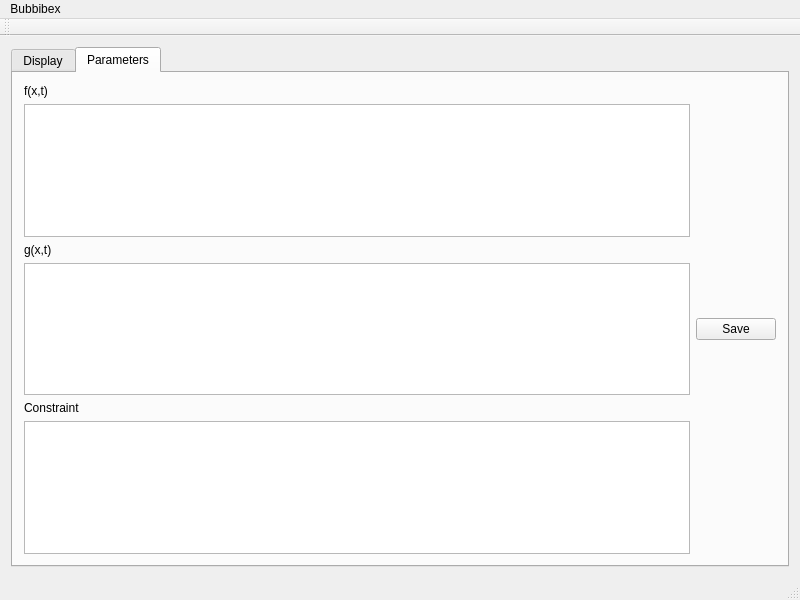
This is mainwindow.ui in msis/bubbibex as Qt 5 draws it before an edit. The edited form follows.
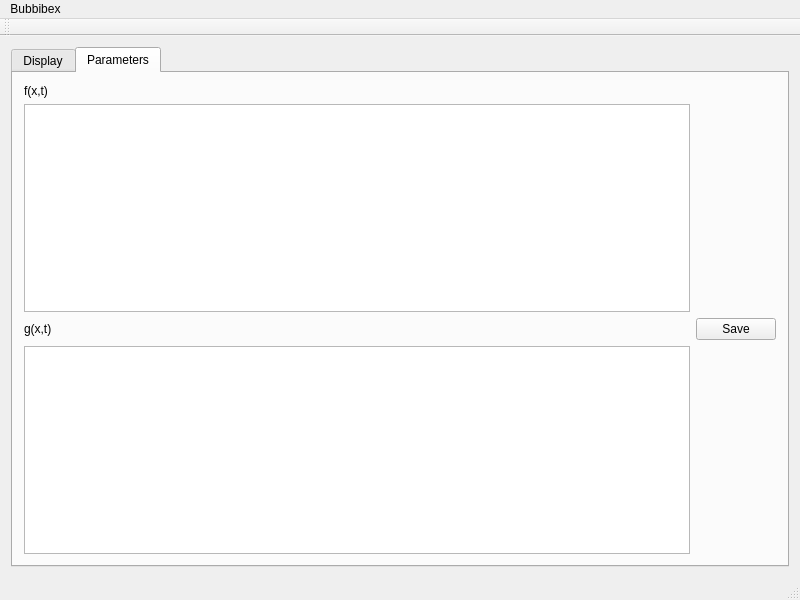
This is the edited form. The open tabs and pages were chosen to show the change. Custom widgets are drawn as their Qt base class.

Patch:
```diff
--- a/mainwindow.ui
+++ b/mainwindow.ui
@@ -125,7 +125,13 @@
          </widget>
         </item>
         <item row="1" column="0">
-         <widget class="QPlainTextEdit" name="textf"/>
+         <widget class="QPlainTextEdit" name="textf">
+          <property name="font">
+           <font>
+            <family>Monospace</family>
+           </font>
+          </property>
+         </widget>
         </item>
         <item row="2" column="0">
          <widget class="QLabel" name="label_3">
@@ -135,19 +141,15 @@
          </widget>
         </item>
         <item row="3" column="0">
-         <widget class="QPlainTextEdit" name="textg"/>
-        </item>
-        <item row="4" column="0">
-         <widget class="QLabel" name="label_4">
-          <property name="text">
-           <string>Constraint</string>
+         <widget class="QPlainTextEdit" name="textg">
+          <property name="font">
+           <font>
+            <family>Monospace</family>
+           </font>
           </property>
          </widget>
         </item>
-        <item row="5" column="0">
-         <widget class="QPlainTextEdit" name="textc"/>
-        </item>
-        <item row="3" column="1">
+        <item row="2" column="1">
          <widget class="QPushButton" name="pushButton">
           <property name="text">
            <string>Save</string>
```
Left out of the diff: 2 changed lines with no effect on the pictures.
